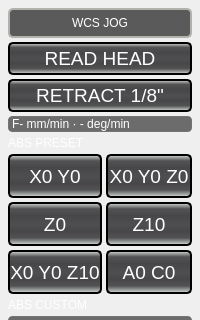
Old version of the form configs/ned5_pb/user_tabs/ned_controls/ned_controls.ui in the repository 418dreamworks/ned; both pictures show x 0 to 200 and y 0 to 320 of the 200 by 655 pixel window.
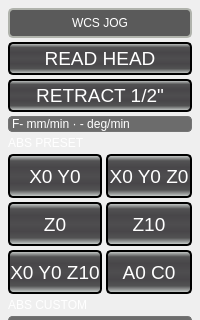
New version of the form.

Commit message:
RECOVER: RETRACT direction fixed -- r = tip - pivot - (0,0,pivot-length) per ned_ac_kins.c:74, refused unless |r| == pivot-length within 1 mm; 1/2 in; ON/homed/idle guards before geometry. READ HEAD click latched at tick top so a pulse during a read is not lost.
The first RETRACT used tip - pivot without the pivot-length term: at A-45.5
C89.3 it moved 2.9 mm -X and 1.2 mm DOWN (lcnc.log, u=(-0.922,0.011,-0.387))
and broke a bit. Found by adversary review and by the operator.

Claude-Session: https://claude.ai/code/session_01J3QgLskeT2xVZ51RUXjvvM

The edit to the form file:
```diff
--- a/configs/ned5_pb/user_tabs/ned_controls/ned_controls.ui
+++ b/configs/ned5_pb/user_tabs/ned_controls/ned_controls.ui
@@ -78,7 +78,7 @@
       </item>
       <item>
        <widget class="QPushButton" name="recover_retract_btn">
-        <property name="text"><string>RETRACT 1/8"</string></property>
+        <property name="text"><string>RETRACT 1/2"</string></property>
         <property name="minimumSize"><size><width>0</width><height>33</height></size></property>
        </widget>
       </item>
```
The commit also changes 2 other files.
